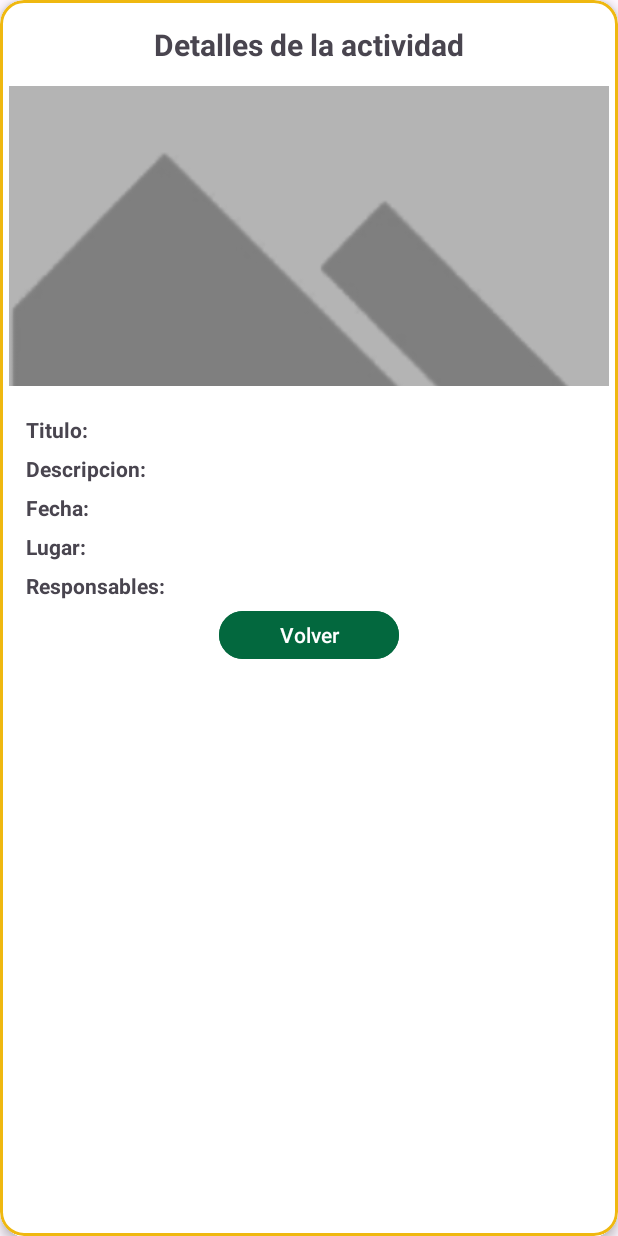
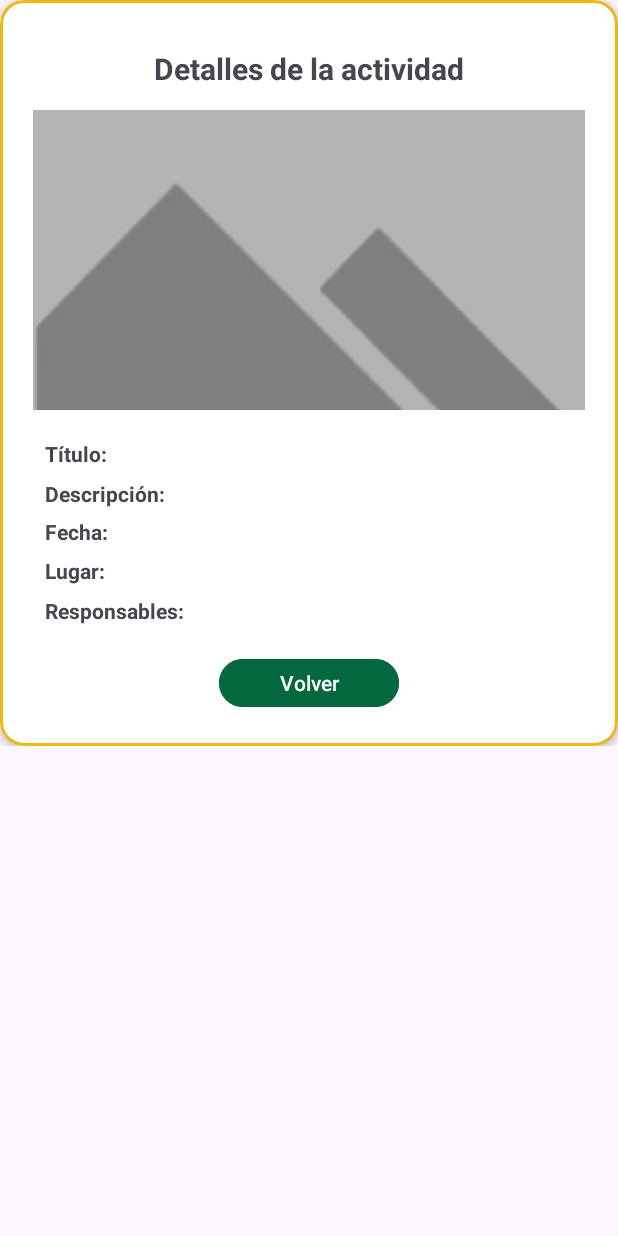
Before and after one commit to Juan200528/CONSUMO_MOVIL, an Android app: the layout dialogo_detalle_actividad.xml on its own in the app's theme, with its tools: preview values and no code run, on a phone screen of 412 x 824 dp. Run offline under Robolectric (Android 15) with nearby library versions, the phone set to English and light mode, and no system bars.

Commit message:
Actualizacion Aplicativo 6

```diff
--- a/app/src/main/AndroidManifest.xml
+++ b/app/src/main/AndroidManifest.xml
@@ -2,6 +2,7 @@
 <manifest xmlns:android="http://schemas.android.com/apk/res/android">
 
     <!-- Permisos requeridos -->
+    <uses-permission android:name="android.permission.INTERNET" />
     <uses-permission android:name="android.permission.INTERNET" />
     <uses-permission android:name="android.permission.READ_EXTERNAL_STORAGE"
         android:maxSdkVersion="28"/> <!-- Solo para dispositivos anteriores a Android 9 -->
--- /dev/null
+++ b/app/src/main/res/drawable/finalizada_background.xml
@@ -0,0 +1,5 @@
+<?xml version="1.0" encoding="utf-8"?>
+<shape xmlns:android="http://schemas.android.com/apk/res/android">
+    <solid android:color="#E53935"/> <!-- Rojo fuerte -->
+    <corners android:radius="4dp"/>
+</shape>
--- a/app/src/main/res/layout/dialogo_detalle_actividad.xml
+++ b/app/src/main/res/layout/dialogo_detalle_actividad.xml
@@ -3,7 +3,7 @@
     xmlns:android="http://schemas.android.com/apk/res/android"
     xmlns:app="http://schemas.android.com/apk/res-auto"
     android:layout_width="match_parent"
-    android:layout_height="match_parent"
+    android:layout_height="wrap_content"
     android:fillViewport="true">
 
     <com.google.android.material.card.MaterialCardView
@@ -13,29 +13,53 @@
         app:cardElevation="4dp"
         app:strokeColor="#efb810"
         app:strokeWidth="2dp"
-    app:cardBackgroundColor="@android:color/white"> <!-- Fondo blanco -->
+        app:cardBackgroundColor="@android:color/white">
 
-    <!-- Contenedor del título -->
         <LinearLayout
             android:layout_width="match_parent"
             android:layout_height="wrap_content"
-        android:orientation="vertical">
+            android:orientation="vertical"
+            android:padding="16dp">
+
+            <!-- Contenedor del título y etiqueta FINALIZADA -->
+            <RelativeLayout
+                android:layout_width="match_parent"
+                android:layout_height="wrap_content"
+                android:paddingTop="16dp"
+                android:paddingBottom="8dp">
 
                 <!-- Título de la sección -->
                 <TextView
+                    android:id="@+id/tvTituloSeccion"
                     android:layout_width="match_parent"
                     android:layout_height="wrap_content"
                     android:gravity="center"
-            android:paddingTop="16dp"
-            android:paddingBottom="8dp"
                     android:text="Detalles de la actividad"
                     android:textSize="20sp"
                     android:textStyle="bold" />
 
-        <!-- Otros elementos del contenido -->
+                <!-- Etiqueta "FINALIZADA" (opcional) - Posicionada sobre el título -->
+                <TextView
+                    android:id="@+id/tvFinalizada"
+                    android:layout_width="wrap_content"
+                    android:layout_height="wrap_content"
+                    android:layout_alignParentEnd="true"
+                    android:layout_centerVertical="true"
+                    android:background="@drawable/finalizada_background"
+                    android:padding="4dp"
+                    android:text="FINALIZADA"
+                    android:textColor="#FFFFFF"
+                    android:textSize="12sp"
+                    android:gravity="center"
+                    android:textStyle="bold"
+                    android:visibility="gone" />
+
+            </RelativeLayout>
+
+            <!-- Contenedor principal del contenido -->
             <LinearLayout
                 android:layout_width="match_parent"
-            android:layout_height="match_parent"
+                android:layout_height="wrap_content"
                 android:orientation="vertical"
                 android:padding="6dp">
 
@@ -43,8 +67,7 @@
                 <FrameLayout
                     android:layout_width="match_parent"
                     android:layout_height="200dp"
-                android:layout_marginBottom="16dp"
-                android:gravity="center">
+                    android:layout_marginBottom="16dp">
 
                     <ImageView
                         android:id="@+id/ivImagenDetalle"
@@ -55,7 +78,7 @@
                         android:src="@drawable/default_image" />
                 </FrameLayout>
 
-            <!-- Seccion Titulo -->
+                <!-- Sección Título -->
                 <LinearLayout
                     android:layout_width="match_parent"
                     android:layout_height="wrap_content"
@@ -67,19 +90,45 @@
                         android:layout_width="wrap_content"
                         android:layout_height="wrap_content"
                         android:layout_marginStart="8dp"
-                    android:text=" Titulo: "
+                        android:text="Título: "
                         android:textStyle="bold" />
 
                     <TextView
                         android:id="@+id/tvTituloDetalle"
-                    android:layout_width="match_parent"
+                        android:layout_width="0dp"
                         android:layout_height="wrap_content"
+                        android:layout_weight="1"
                         android:text=""
                         android:textColor="#424242"
                         android:textSize="16sp" />
                 </LinearLayout>
 
-            <!-- Seccion Descripcion -->
+                <!-- Sección Descripción -->
+                <LinearLayout
+                    android:layout_width="match_parent"
+                    android:layout_height="wrap_content"
+                    android:paddingVertical="2dp"
+                    android:orientation="horizontal"
+                    android:gravity="top">
+
+                    <TextView
+                        android:layout_width="wrap_content"
+                        android:layout_height="wrap_content"
+                        android:text="Descripción: "
+                        android:textStyle="bold"
+                        android:layout_marginStart="8dp" />
+
+                    <TextView
+                        android:id="@+id/tvDescripcionDetalle"
+                        android:layout_width="0dp"
+                        android:layout_height="wrap_content"
+                        android:layout_weight="1"
+                        android:textColor="#424242"
+                        android:textSize="16sp"
+                        android:text="" />
+                </LinearLayout>
+
+                <!-- Sección Fecha -->
                 <LinearLayout
                     android:layout_width="match_parent"
                     android:layout_height="wrap_content"
@@ -90,20 +139,21 @@
                     <TextView
                         android:layout_width="wrap_content"
                         android:layout_height="wrap_content"
-                    android:text=" Descripcion: "
+                        android:text="Fecha: "
                         android:textStyle="bold"
                         android:layout_marginStart="8dp" />
 
                     <TextView
-                    android:id="@+id/tvDescripcionDetalle"
-                    android:layout_width="match_parent"
+                        android:id="@+id/tvFechaDetalle"
+                        android:layout_width="0dp"
                         android:layout_height="wrap_content"
+                        android:layout_weight="1"
                         android:textColor="#424242"
                         android:textSize="16sp"
                         android:text="" />
                 </LinearLayout>
 
-            <!-- Seccion Fecha -->
+                <!-- Sección Lugar -->
                 <LinearLayout
                     android:layout_width="match_parent"
                     android:layout_height="wrap_content"
@@ -114,62 +164,40 @@
                     <TextView
                         android:layout_width="wrap_content"
                         android:layout_height="wrap_content"
-                    android:text=" Fecha: "
+                        android:text="Lugar: "
                         android:textStyle="bold"
                         android:layout_marginStart="8dp" />
 
                     <TextView
-                    android:id="@+id/tvFechaDetalle"
-                    android:layout_width="match_parent"
+                        android:id="@+id/tvLugarDetalle"
+                        android:layout_width="0dp"
                         android:layout_height="wrap_content"
+                        android:layout_weight="1"
                         android:textColor="#424242"
                         android:textSize="16sp"
                         android:text="" />
                 </LinearLayout>
 
-            <!-- Seccion Lugar -->
+                <!-- Sección Responsables -->
                 <LinearLayout
                     android:layout_width="match_parent"
                     android:layout_height="wrap_content"
                     android:paddingVertical="2dp"
                     android:orientation="horizontal"
-                android:gravity="center_vertical">
+                    android:gravity="top">
 
                     <TextView
                         android:layout_width="wrap_content"
                         android:layout_height="wrap_content"
-                    android:text=" Lugar: "
-                    android:textStyle="bold"
-                    android:layout_marginStart="8dp" />
-
-                <TextView
-                    android:id="@+id/tvLugarDetalle"
-                    android:layout_width="match_parent"
-                    android:layout_height="wrap_content"
-                    android:textColor="#424242"
-                    android:textSize="16sp"
-                    android:text="" />
-            </LinearLayout>
-
-            <!-- Seccion Responsables -->
-            <LinearLayout
-                android:layout_width="match_parent"
-                android:layout_height="wrap_content"
-                android:paddingVertical="2dp"
-                android:orientation="horizontal"
-                android:gravity="center_vertical">
-
-                <TextView
-                    android:layout_width="wrap_content"
-                    android:layout_height="wrap_content"
-                    android:text=" Responsables: "
+                        android:text="Responsables: "
                         android:textStyle="bold"
                         android:layout_marginStart="8dp" />
 
                     <TextView
                         android:id="@+id/tvResponsablesDetalle"
-                    android:layout_width="match_parent"
+                        android:layout_width="0dp"
                         android:layout_height="wrap_content"
+                        android:layout_weight="1"
                         android:textColor="#424242"
                         android:textSize="16sp"
                         android:text="" />
@@ -185,7 +213,8 @@
                     android:text="Volver"
                     android:textAllCaps="false"
                     android:textColor="@android:color/white"
-                android:textSize="14sp" />
+                    android:textSize="14sp"
+                    android:layout_marginTop="16dp" />
 
             </LinearLayout>
         </LinearLayout>
```
Also changed, not shown: app/src/main/java/com/juan/consumo_movil/ui/promocionadas/PromocionadasAdapter.java (+84 -60 lines), app/src/main/res/layout/item_actividad_promocionada.xml (+15 -0 lines). Lines whose indentation alone changed are shown as unchanged.
